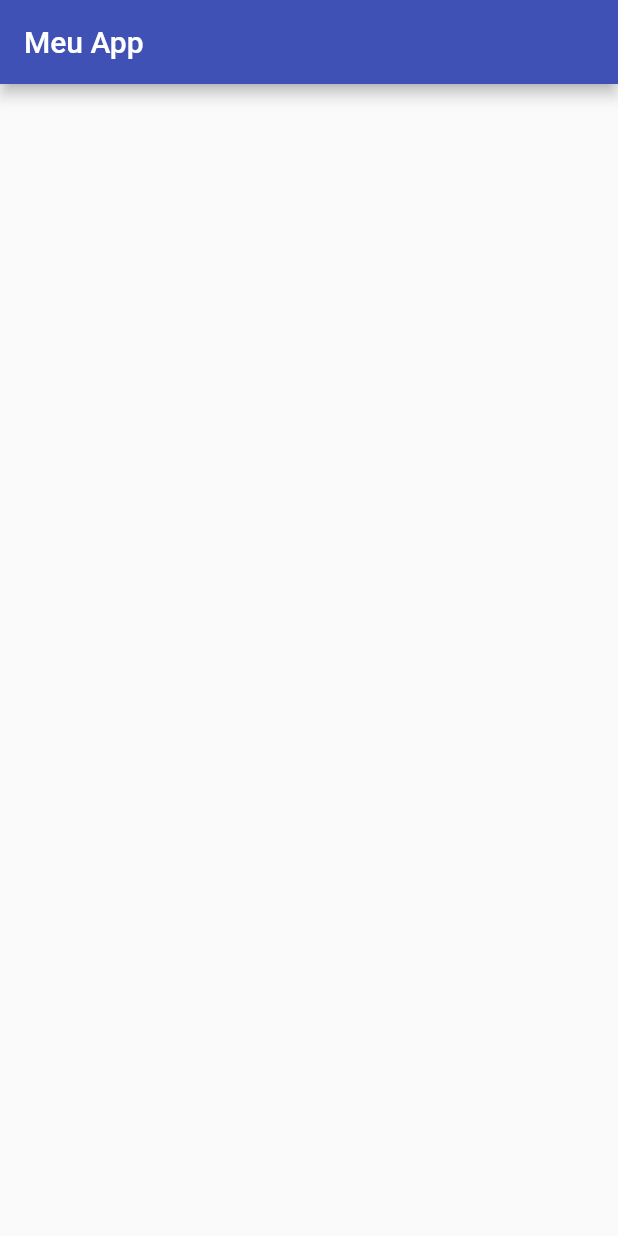
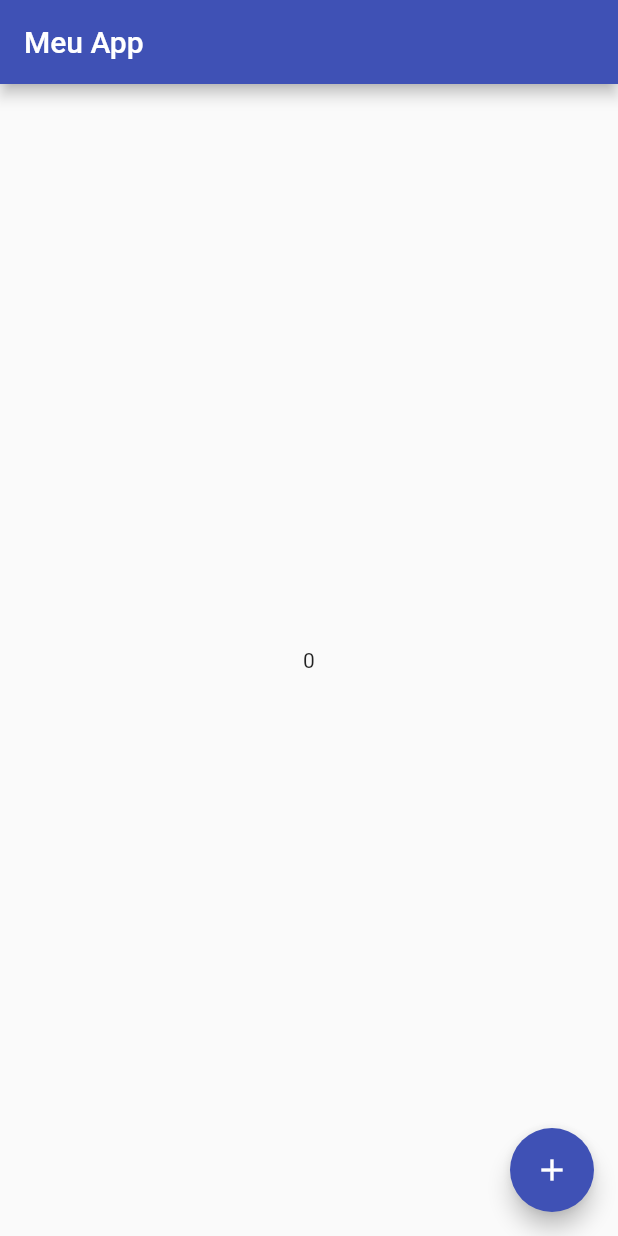
Before and after one commit to jessicacamposs/OOP-Dio-Dart-Anotacoes, a Flutter app: the screen it shows after launch, on a phone screen of 412 x 824 dp. Run offline on Flutter 3.47's test engine with Material 2 defaults, Android fonts, the phone set to English and light mode, and no system bars; missing offline and left inert: dart:ffi.

Commit message:
method gerarNumeroAleatorio e setState p/ tela

```diff
--- a/Modulo 6/Projeto Flutter e Primeiros Componentes/trilhaapp/lib/main.dart
+++ b/Modulo 6/Projeto Flutter e Primeiros Componentes/trilhaapp/lib/main.dart
@@ -1,3 +1,5 @@
+import 'dart:math';
+
 import 'package:flutter/material.dart';
 
 // precisamos de um void main() para rodar um aplicativo no dart e no flutter, porem, no flutter ele nao precisa obrigatoriamente de parametros(argumentos)
@@ -29,12 +31,30 @@ class HomePage extends StatefulWidget {
 }
 
 class _HomePageState extends State<HomePage> {
+  var numeroGerado = 0;
+
+  int _gerarNumeroAleatorio() {
+    Random aleatorio = Random(); // cria uma variavel(aleatorio) da class Random para criar numeros Random()
+    return aleatorio.nextInt(1000); // vai retornar um numero aleatorio gerado de 0 ate 1000
+  }
+
   @override
   Widget build(BuildContext context) {
+    debugPrint("chamando metodo build"); // utilizado no modo debug
     return Scaffold(
       appBar: AppBar(
-        title: const Text ("Meu App"),
-      ),
+        title:  const Text ("Meu App"),
+      ),body: Center(child: Text(numeroGerado.toString())),
+      floatingActionButton: FloatingActionButton(
+        child: const Icon(Icons.add),
+        onPressed: () {
+          // setState serve para colocar as variaveis que estarao em constante mutacao e ira atualizar a tela a medida que elas sofrerem atualizacoes
+          setState(() {
+            numeroGerado = _gerarNumeroAleatorio(); // associando numeroGerado a _gerarNumeroAleatorio
+          // debugPrint(numeroGerado.toString()); // exibido toda vez que o metodo build for chamado para atualizar a pagina exibir as atualizacoes da variavel numeroGerado
+          });
+          print(numeroGerado); // mostra o numero que sera gerado e devera ser exibido na tela pelo widget Text
+        }), // o FloatingActionButton precisa de um button(onPressed) e o onPressed precisa de uma funcao
     ); // Container() e um widget com varias propriedades que podem ser colocadas dentro do seu child:
   }
 }
```
